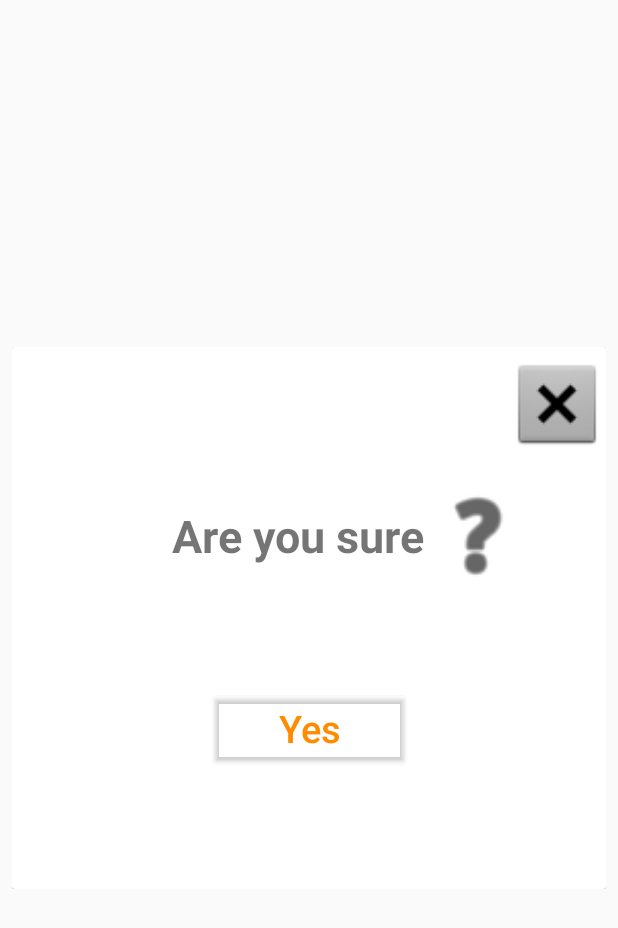
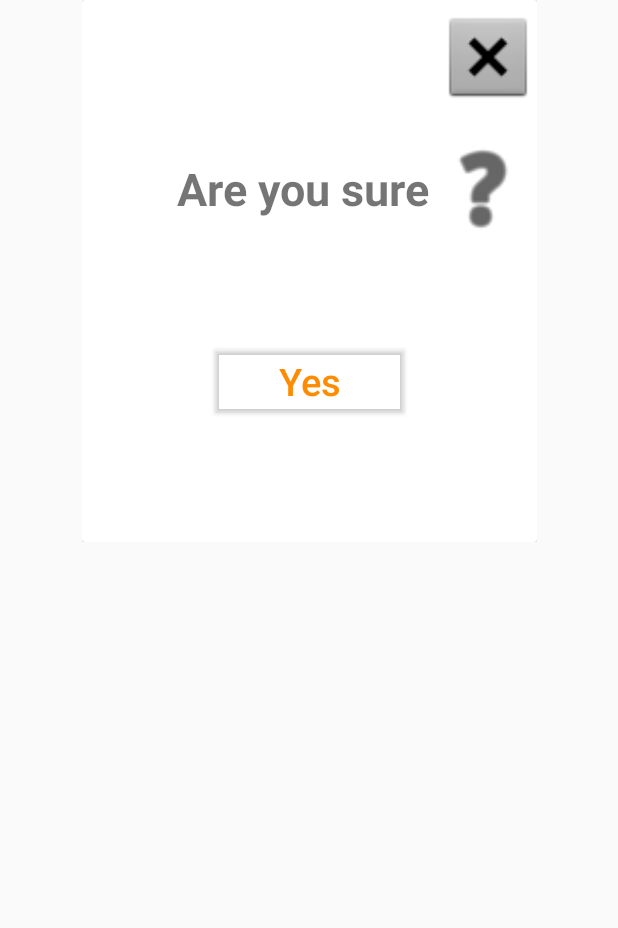
Before and after one commit to Alexisbryann/GADSleaderboard, an Android app: the layout confirm_submission.xml on its own in the app's theme, with its tools: preview values and no code run, on a phone screen of 412 x 824 dp. Shown: the top 928 px of the screen. Run offline under Robolectric (Android 15) with nearby library versions, the phone set to English and light mode, and no system bars.

```diff
--- a/app/build.gradle
+++ b/app/build.gradle
@@ -39,5 +39,6 @@ dependencies {
     implementation 'com.squareup.retrofit2:retrofit:2.1.0'
     implementation 'com.google.code.gson:gson:2.8.5'
     implementation 'com.squareup.retrofit2:converter-gson:2.1.0'
+    implementation 'com.squareup.okhttp3:logging-interceptor:3.8.0'
     implementation 'com.github.bumptech.glide:glide:4.11.0'
 }
--- a/app/src/main/java/com/example/gadslearderboard/data/network/Api.java
+++ b/app/src/main/java/com/example/gadslearderboard/data/network/Api.java
@@ -5,6 +5,7 @@ import com.example.gadslearderboard.data.model.SkillModel;
 
 import java.util.List;
 
+import okhttp3.ResponseBody;
 import retrofit2.Call;
 import retrofit2.http.Field;
 import retrofit2.http.FormUrlEncoded;
@@ -19,11 +20,11 @@ public interface Api {
     Call<List<SkillModel>>getSkillIqLeaders();
 
     @POST ("1FAIpQLSf9d1TcNU6zc6KR8bSEM41Z1g1zl35cwZr2xyjIhaMAz8WChQ/formResponse")
-            @FormUrlEncoded
+    @FormUrlEncoded
     Call<Void>submitProject(
-            @Field("entry.1824927963") String email,
             @Field("entry.1877115667") String firstName,
             @Field("entry.2006916086") String lastName,
+            @Field("entry.1824927963") String email,
             @Field("entry.284483984") String LinkToProject
     );
 }
--- a/app/src/main/res/layout/confirm_submission.xml
+++ b/app/src/main/res/layout/confirm_submission.xml
@@ -1,13 +1,12 @@
 <?xml version="1.0" encoding="utf-8"?>
-<androidx.constraintlayout.widget.ConstraintLayout
-    xmlns:android="http://schemas.android.com/apk/res/android"
+<androidx.constraintlayout.widget.ConstraintLayout xmlns:android="http://schemas.android.com/apk/res/android"
     xmlns:app="http://schemas.android.com/apk/res-auto"
     xmlns:tools="http://schemas.android.com/tools"
     android:layout_width="match_parent"
-    android:layout_height="match_parent">
+    android:layout_height="wrap_content">
 
     <FrameLayout
-        android:layout_width="0dp"
+        android:layout_width="wrap_content"
         android:layout_height="361dp"
         android:layout_marginStart="8dp"
         android:layout_marginEnd="8dp"
@@ -17,7 +16,7 @@
         app:layout_constraintTop_toTopOf="parent">
 
         <androidx.cardview.widget.CardView
-            android:layout_width="match_parent"
+            android:layout_width="wrap_content"
             android:layout_height="match_parent"
             app:cardUseCompatPadding="false">
 
--- a/app/src/main/res/layout/submission_successful.xml
+++ b/app/src/main/res/layout/submission_successful.xml
@@ -16,10 +16,7 @@
         <androidx.cardview.widget.CardView
             android:layout_width="match_parent"
             android:layout_height="wrap_content"
-            app:cardCornerRadius="4dp"
-            app:cardElevation="4dp"
-            app:cardUseCompatPadding="true"
-            app:contentPadding="4dp">
+            app:cardUseCompatPadding="false">
 
             <androidx.constraintlayout.widget.ConstraintLayout
                 android:layout_width="match_parent"
```
Also changed, not shown: app/src/main/java/com/example/gadslearderboard/data/network/ApiClient.java (+18 -1 lines), app/src/main/java/com/example/gadslearderboard/ui/main/SubmissionActivity.java (+24 -6 lines), app/src/main/res/layout/submission_not_successful.xml (+2 -6 lines).
